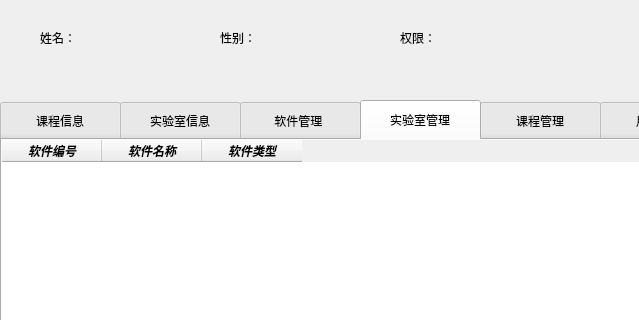
Qt form ui/admin.ui (zhaojingqian/db-lab-softwaremanager) before a commit; both pictures show x 0 to 639 and y 0 to 320 of the 850 by 650 pixel window.
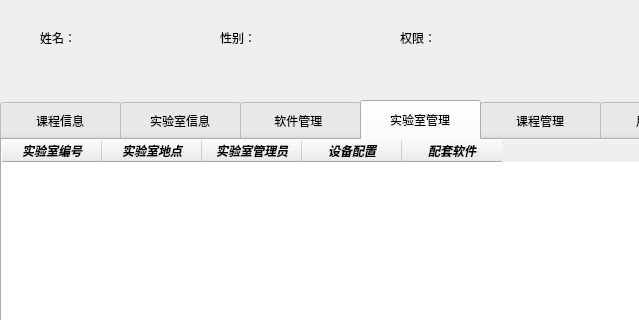
The same form after that commit. The open tabs and pages were chosen to show the change.

Commit message: 实验室管理基本完成

Diff of the .ui file:
```diff
--- a/ui/admin.ui
+++ b/ui/admin.ui
@@ -388,75 +388,6 @@
     <attribute name="title">
      <string>实验室管理</string>
     </attribute>
-    <widget class="QTableWidget" name="admin_page_4">
-     <property name="geometry">
-      <rect>
-       <x>0</x>
-       <y>0</y>
-       <width>671</width>
-       <height>550</height>
-      </rect>
-     </property>
-     <property name="font">
-      <font>
-       <family>微软雅黑</family>
-      </font>
-     </property>
-     <property name="styleSheet">
-      <string notr="true">border:none;</string>
-     </property>
-     <property name="dragEnabled">
-      <bool>false</bool>
-     </property>
-     <property name="rowCount">
-      <number>0</number>
-     </property>
-     <column>
-      <property name="text">
-       <string>软件编号</string>
-      </property>
-      <property name="font">
-       <font>
-        <family>微软雅黑</family>
-        <weight>75</weight>
-        <italic>true</italic>
-        <bold>true</bold>
-       </font>
-      </property>
-      <property name="background">
-       <color>
-        <red>0</red>
-        <green>0</green>
-        <blue>0</blue>
-       </color>
-      </property>
-     </column>
-     <column>
-      <property name="text">
-       <string>软件名称</string>
-      </property>
-      <property name="font">
-       <font>
-        <weight>75</weight>
-        <italic>true</italic>
-        <bold>true</bold>
-       </font>
-      </property>
-     </column>
-     <column>
-      <property name="text">
-       <string>软件类型</string>
-      </property>
-      <property name="font">
-       <font>
-        <family>微软雅黑</family>
-        <weight>75</weight>
-        <italic>true</italic>
-        <bold>true</bold>
-       </font>
-      </property>
-     </column>
-    </widget>
     <widget class="QWidget" name="layoutWidget">
      <property name="geometry">
       <rect>
@@ -520,6 +451,98 @@
       </item>
      </layout>
     </widget>
+    <widget class="QTableWidget" name="admin_page_4">
+     <property name="geometry">
+      <rect>
+       <x>0</x>
+       <y>0</y>
+       <width>671</width>
+       <height>500</height>
+      </rect>
+     </property>
+     <property name="font">
+      <font>
+       <family>微软雅黑</family>
+      </font>
+     </property>
+     <property name="styleSheet">
+      <string notr="true">border:none;
+</string>
+     </property>
+     <property name="dragEnabled">
+      <bool>false</bool>
+     </property>
+     <property name="rowCount">
+      <number>0</number>
+     </property>
+     <column>
+      <property name="text">
+       <string>实验室编号</string>
+      </property>
+      <property name="font">
+       <font>
+        <weight>75</weight>
+        <italic>true</italic>
+        <bold>true</bold>
+       </font>
+      </property>
+      <property name="background">
+       <color>
+        <red>0</red>
+        <green>0</green>
+        <blue>0</blue>
+       </color>
+      </property>
+     </column>
+     <column>
+      <property name="text">
+       <string>实验室地点</string>
+      </property>
+      <property name="font">
+       <font>
+        <weight>75</weight>
+        <italic>true</italic>
+        <bold>true</bold>
+       </font>
+      </property>
+     </column>
+     <column>
+      <property name="text">
+       <string>实验室管理员</string>
+      </property>
+      <property name="font">
+       <font>
+        <weight>75</weight>
+        <italic>true</italic>
+        <bold>true</bold>
+       </font>
+      </property>
+     </column>
+     <column>
+      <property name="text">
+       <string>设备配置</string>
+      </property>
+      <property name="font">
+       <font>
+        <weight>75</weight>
+        <italic>true</italic>
+        <bold>true</bold>
+       </font>
+      </property>
+     </column>
+     <column>
+      <property name="text">
+       <string>配套软件</string>
+      </property>
+      <property name="font">
+       <font>
+        <weight>75</weight>
+        <italic>true</italic>
+        <bold>true</bold>
+       </font>
+      </property>
+     </column>
+    </widget>
    </widget>
    <widget class="QWidget" name="admin_tab5">
     <attribute name="title">
```
Left out of the diff: 16 changed lines with no effect on the pictures. The commit also changes 18 other files.
